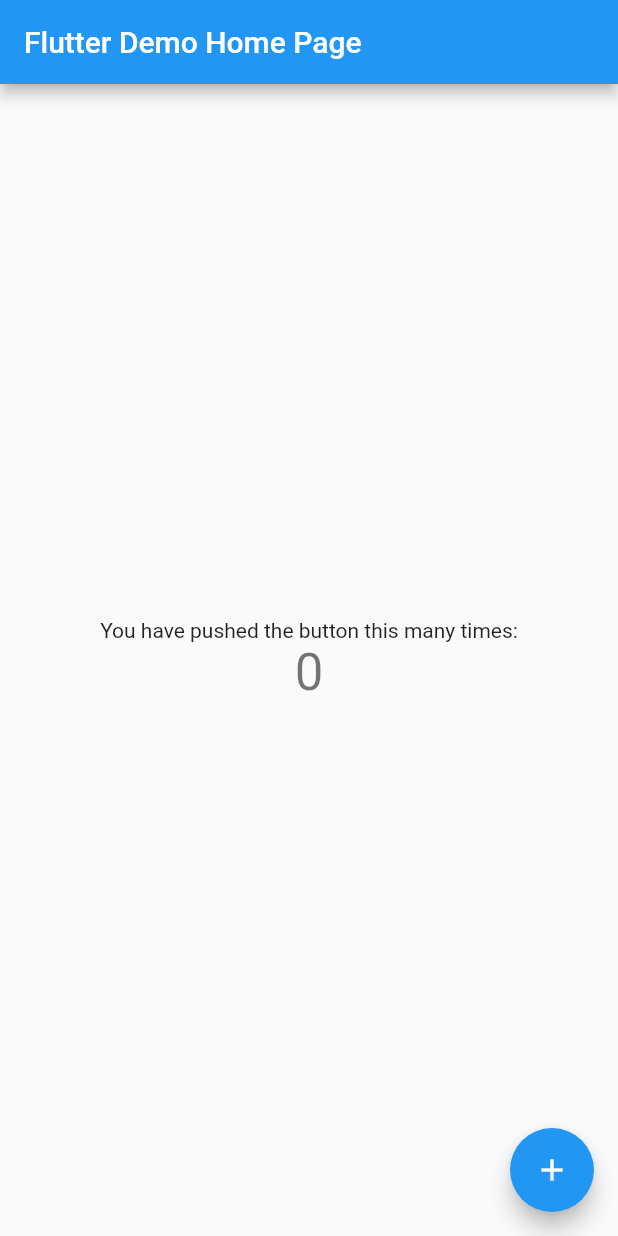
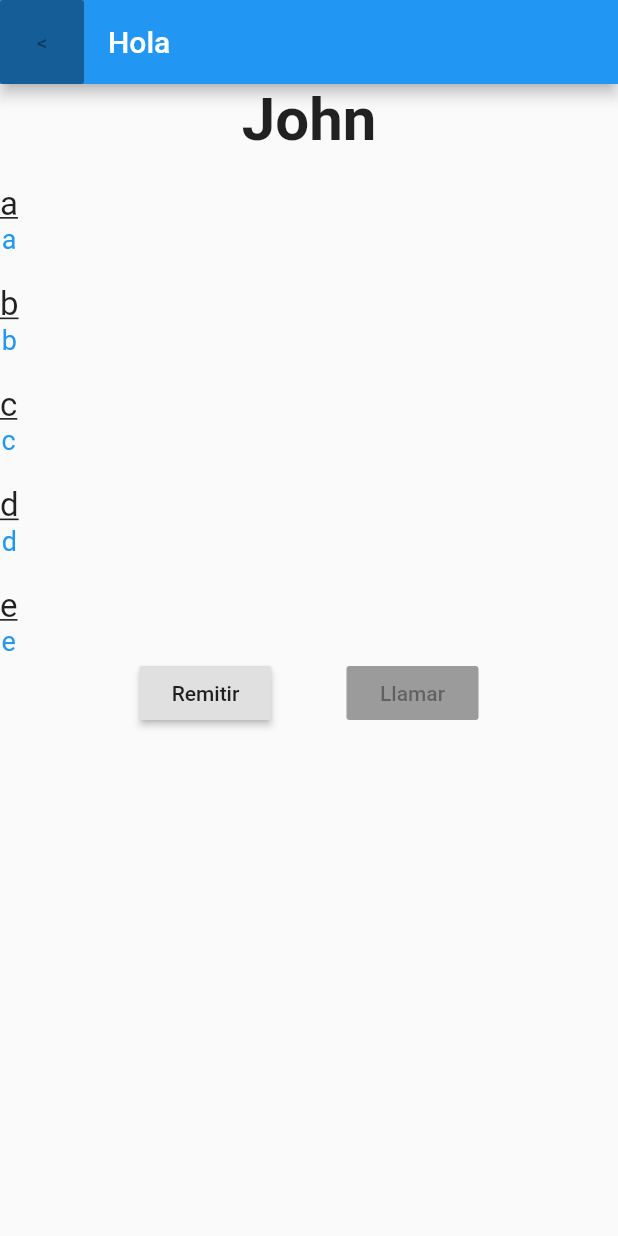
Before and after one commit to luisalejope/MediCorona, a Flutter app: the screen it shows after launch, on a phone screen of 412 x 824 dp. Run offline on Flutter 3.47's test engine with Material 2 defaults, Android fonts, the light colour scheme and no system bars.

Commit message:
crear nuevo

```diff
--- /dev/null
+++ b/my_medico/lib/PerfilEquipo/PerfilEquipo.dart
@@ -0,0 +1,50 @@
+import 'package:flutter/material.dart';
+import 'package:my_medico/PerfilEquipo/InformacionPerfilEquipo.dart';
+import 'package:my_medico/PerfilEspecialistaAgregar/CeldaInformacion.dart';
+
+class PerfilEquipo extends StatefulWidget {
+  PerfilEquipoState createState() => PerfilEquipoState();
+}
+
+class PerfilEquipoState extends State<PerfilEquipo> {
+  String nombre = "pablo";
+  CeldaInformacion celdaInformacion1 = new CeldaInformacion("a", "a");
+  CeldaInformacion celdaInformacion2 = new CeldaInformacion("b", "b");
+  CeldaInformacion celdaInformacion3 = new CeldaInformacion("c", "c");
+  CeldaInformacion celdaInformacion4 = new CeldaInformacion("d", "d");
+  CeldaInformacion celdaInformacion5 = new CeldaInformacion("e", "e");
+  String title = "Hola";
+
+  createState() {}
+
+  @override
+  Widget build(BuildContext context) {
+    return MaterialApp(
+        home: Scaffold(
+            appBar: AppBar(
+              leading: RaisedButton(
+                onPressed: null,
+                child: Text("<", textAlign: TextAlign.center),
+              ),
+              title: Text(title),
+            ),
+            body: Column(
+              crossAxisAlignment: CrossAxisAlignment.start,
+              children: <Widget>[
+                InformacionPerfilEquipo(
+                    nombre,
+                    celdaInformacion1,
+                    celdaInformacion2,
+                    celdaInformacion3,
+                    celdaInformacion4,
+                    celdaInformacion5),
+                Center(
+                  child: RaisedButton(
+                    onPressed: null,
+                    child: Text("Llamar"),
+                  ),
+                ),
+              ],
+            )));
+  }
+}
--- /dev/null
+++ b/my_medico/lib/PerfilEspecialistaAgregar/CeldaInformacion.dart
@@ -0,0 +1,24 @@
+import 'package:flutter/material.dart';
+
+class CeldaInformacion extends StatelessWidget {
+  final String title;
+  final String info;
+
+  CeldaInformacion(this.title, this.info);
+
+  @override
+  Widget build(BuildContext context) {
+    return Column(
+      children: <Widget>[
+        Text(
+          title,
+          textAlign: TextAlign.left,
+          style: TextStyle(decoration: TextDecoration.underline, fontSize: 22),
+        ),
+        Text(info,
+            textAlign: TextAlign.left,
+            style: TextStyle(color: Colors.blue, fontSize: 18)),
+      ],
+    );
+  }
+}
--- /dev/null
+++ b/my_medico/lib/PerfilEspecialistaAgregar/PerfilEspecialistaAgregar.dart
@@ -0,0 +1,46 @@
+import 'package:flutter/material.dart';
+import 'package:my_medico/PerfilEspecialistaAgregar/CeldaInformacion.dart';
+import './InformacionPE.dart';
+
+class PerfilEspecialistaAgregar extends StatefulWidget {
+  PerfilEspecialistaAgregarState createState() =>
+      PerfilEspecialistaAgregarState();
+}
+
+class PerfilEspecialistaAgregarState extends State<PerfilEspecialistaAgregar> {
+  String nombre = "Pedro";
+  CeldaInformacion celdaInformacion1 = new CeldaInformacion("a", "a");
+  CeldaInformacion celdaInformacion2 = new CeldaInformacion("b", "b");
+  CeldaInformacion celdaInformacion3 = new CeldaInformacion("c", "c");
+  CeldaInformacion celdaInformacion4 = new CeldaInformacion("d", "d");
+  CeldaInformacion celdaInformacion5 = new CeldaInformacion("e", "e");
+  String title = "Hola";
+
+  createState() {}
+
+  @override
+  Widget build(BuildContext context) {
+    return MaterialApp(
+        home: Scaffold(
+            appBar: AppBar(
+              leading: RaisedButton(
+                onPressed: null,
+                child: Text("<", textAlign: TextAlign.center),
+              ),
+              title: Text(title),
+            ),
+            body: Column(
+              crossAxisAlignment: CrossAxisAlignment.start,
+              children: <Widget>[
+                InformacionPE(nombre, celdaInformacion1, celdaInformacion2,
+                    celdaInformacion3, celdaInformacion4, celdaInformacion5),
+                Center(
+                  child: RaisedButton(
+                    onPressed: null,
+                    child: Text("Agregar"),
+                  ),
+                ),
+              ],
+            )));
+  }
+}
--- /dev/null
+++ b/my_medico/lib/SeleccionarEspecialista/SeleccionarEspecialista.dart
@@ -0,0 +1,33 @@
+import 'package:flutter/material.dart';
+import './SelEspecialistaEquipo.dart';
+
+class SeleccionarEspecialista extends StatefulWidget {
+  SeleccionarEspecialistaState createState() => SeleccionarEspecialistaState();
+}
+
+class SeleccionarEspecialistaState extends State<SeleccionarEspecialista> {
+  String title = "hola";
+  String name = "pedro";
+
+  createState() {}
+
+  @override
+  Widget build(BuildContext context) {
+    return MaterialApp(
+        home: Scaffold(
+            appBar: AppBar(
+              leading: RaisedButton(
+                onPressed: () {
+                  Navigator.pop(context);
+                },
+                child: Text("<", textAlign: TextAlign.center),
+              ),
+              title: Text(title),
+            ),
+            body: ListView(
+              children: <Widget>[
+                SelEspecialistaEquipo(name),
+              ],
+            )));
+  }
+}
--- /dev/null
+++ b/my_medico/lib/Solicitud/InformacionSolicitud.dart
@@ -0,0 +1,45 @@
+import 'package:flutter/material.dart';
+import 'package:my_medico/PerfilEspecialistaAgregar/CeldaInformacion.dart';
+
+class InformacionSolicitud extends StatelessWidget {
+  final String nombre;
+  final CeldaInformacion celdaInformacion1;
+  final CeldaInformacion celdaInformacion2;
+  final CeldaInformacion celdaInformacion3;
+  final CeldaInformacion celdaInformacion4;
+  final CeldaInformacion celdaInformacion5;
+
+  InformacionSolicitud(
+      this.nombre,
+      this.celdaInformacion1,
+      this.celdaInformacion2,
+      this.celdaInformacion3,
+      this.celdaInformacion4,
+      this.celdaInformacion5);
+
+  @override
+  Widget build(BuildContext context) {
+    return Column(
+      crossAxisAlignment: CrossAxisAlignment.start,
+      children: <Widget>[
+        Center(
+          child: Text(
+            nombre,
+            textAlign: TextAlign.center,
+            style: TextStyle(fontWeight: FontWeight.bold, fontSize: 40),
+          ),
+        ),
+        SizedBox(height: 20),
+        CeldaInformacion(celdaInformacion1.title, celdaInformacion1.info),
+        SizedBox(height: 20),
+        CeldaInformacion(celdaInformacion2.title, celdaInformacion2.info),
+        SizedBox(height: 20),
+        CeldaInformacion(celdaInformacion3.title, celdaInformacion3.info),
+        SizedBox(height: 20),
+        CeldaInformacion(celdaInformacion4.title, celdaInformacion4.info),
+        SizedBox(height: 20),
+        CeldaInformacion(celdaInformacion5.title, celdaInformacion5.info),
+      ],
+    );
+  }
+}
--- /dev/null
+++ b/my_medico/lib/Solicitud/Solicitud.dart
@@ -0,0 +1,46 @@
+import 'package:flutter/material.dart';
+import './InformacionSolicitud.dart';
+import './SolicitudButtons.dart';
+import 'package:my_medico/PerfilEspecialistaAgregar/CeldaInformacion.dart';
+
+class Solicitud extends StatefulWidget {
+  SolicitudState createState() => SolicitudState();
+}
+
+class SolicitudState extends State<Solicitud> {
+  String nombre = "John";
+  CeldaInformacion celdaInformacion1 = new CeldaInformacion("a", "a");
+  CeldaInformacion celdaInformacion2 = new CeldaInformacion("b", "b");
+  CeldaInformacion celdaInformacion3 = new CeldaInformacion("c", "c");
+  CeldaInformacion celdaInformacion4 = new CeldaInformacion("d", "d");
+  CeldaInformacion celdaInformacion5 = new CeldaInformacion("e", "e");
+  String title = "Hola";
+
+  createState() {}
+
+  @override
+  Widget build(BuildContext context) {
+    return MaterialApp(
+        home: Scaffold(
+            appBar: AppBar(
+              leading: RaisedButton(
+                onPressed: null,
+                child: Text("<", textAlign: TextAlign.center),
+              ),
+              title: Text(title),
+            ),
+            body: Column(
+              crossAxisAlignment: CrossAxisAlignment.start,
+              children: <Widget>[
+                InformacionSolicitud(
+                    nombre,
+                    celdaInformacion1,
+                    celdaInformacion2,
+                    celdaInformacion3,
+                    celdaInformacion4,
+                    celdaInformacion5),
+                SolicitudButtons()
+              ],
+            )));
+  }
+}
--- /dev/null
+++ b/my_medico/lib/Solicitud/SolicitudButtons.dart
@@ -0,0 +1,28 @@
+import 'package:flutter/material.dart';
+import 'package:my_medico/SeleccionarEspecialista/SeleccionarEspecialista.dart';
+
+class SolicitudButtons extends StatelessWidget {
+  @override
+  Widget build(BuildContext context) {
+    return Row(
+      mainAxisAlignment: MainAxisAlignment.center,
+      children: <Widget>[
+        RaisedButton(
+          onPressed: () {
+            Navigator.push(
+              context,
+              MaterialPageRoute(
+                  builder: (context) => SeleccionarEspecialista()),
+            );
+          },
+          child: Text("Remitir"),
+        ),
+        SizedBox(width: 50),
+        RaisedButton(
+          onPressed: null,
+          child: Text("Llamar"),
+        ),
+      ],
+    );
+  }
+}
--- a/my_medico/lib/main.dart
+++ b/my_medico/lib/main.dart
@@ -1,117 +1,9 @@
 import 'package:flutter/material.dart';
+import "PerfilEspecialistaAgregar/PerfilEspecialistaAgregar.dart";
+import 'Solicitud/Solicitud.dart';
+import 'PerfilEquipo/PerfilEquipo.dart';
+import 'SeleccionarEspecialista/SelEspecialistaEquipo.dart';
 
 void main() {
-  runApp(MyApp());
+  runApp(Solicitud());
 }
-
-class MyApp extends StatelessWidget {
-  // This widget is the root of your application.
-  @override
-  Widget build(BuildContext context) {
-    return MaterialApp(
-      title: 'Flutter Demo',
-      theme: ThemeData(
-        // This is the theme of your application.
-        //
-        // Try running your application with "flutter run". You'll see the
-        // application has a blue toolbar. Then, without quitting the app, try
-        // changing the primarySwatch below to Colors.green and then invoke
-        // "hot reload" (press "r" in the console where you ran "flutter run",
-        // or simply save your changes to "hot reload" in a Flutter IDE).
-        // Notice that the counter didn't reset back to zero; the application
-        // is not restarted.
-        primarySwatch: Colors.blue,
-        // This makes the visual density adapt to the platform that you run
-        // the app on. For desktop platforms, the controls will be smaller and
-        // closer together (more dense) than on mobile platforms.
-        visualDensity: VisualDensity.adaptivePlatformDensity,
-      ),
-      home: MyHomePage(title: 'Flutter Demo Home Page'),
-    );
-  }
-}
-
-class MyHomePage extends StatefulWidget {
-  MyHomePage({Key key, this.title}) : super(key: key);
-
-  // This widget is the home page of your application. It is stateful, meaning
-  // that it has a State object (defined below) that contains fields that affect
-  // how it looks.
-
-  // This class is the configuration for the state. It holds the values (in this
-  // case the title) provided by the parent (in this case the App widget) and
-  // used by the build method of the State. Fields in a Widget subclass are
-  // always marked "final".
-
-  final String title;
-
-  @override
-  _MyHomePageState createState() => _MyHomePageState();
-}
-
-class _MyHomePageState extends State<MyHomePage> {
-  int _counter = 0;
-
-  void _incrementCounter() {
-    setState(() {
-      // This call to setState tells the Flutter framework that something has
-      // changed in this State, which causes it to rerun the build method below
-      // so that the display can reflect the updated values. If we changed
-      // _counter without calling setState(), then the build method would not be
-      // called again, and so nothing would appear to happen.
-      _counter++;
-    });
-  }
-
-  @override
-  Widget build(BuildContext context) {
-    // This method is rerun every time setState is called, for instance as done
-    // by the _incrementCounter method above.
-    //
-    // The Flutter framework has been optimized to make rerunning build methods
-    // fast, so that you can just rebuild anything that needs updating rather
-    // than having to individually change instances of widgets.
-    return Scaffold(
-      appBar: AppBar(
-        // Here we take the value from the MyHomePage object that was created by
-        // the App.build method, and use it to set our appbar title.
-        title: Text(widget.title),
-      ),
-      body: Center(
-        // Center is a layout widget. It takes a single child and positions it
-        // in the middle of the parent.
-        child: Column(
-          // Column is also a layout widget. It takes a list of children and
-          // arranges them vertically. By default, it sizes itself to fit its
-          // children horizontally, and tries to be as tall as its parent.
-          //
-          // Invoke "debug painting" (press "p" in the console, choose the
-          // "Toggle Debug Paint" action from the Flutter Inspector in Android
-          // Studio, or the "Toggle Debug Paint" command in Visual Studio Code)
-          // to see the wireframe for each widget.
-          //
-          // Column has various properties to control how it sizes itself and
-          // how it positions its children. Here we use mainAxisAlignment to
-          // center the children vertically; the main axis here is the vertical
-          // axis because Columns are vertical (the cross axis would be
-          // horizontal).
-          mainAxisAlignment: MainAxisAlignment.center,
-          children: <Widget>[
-            Text(
-              'You have pushed the button this many times:',
-            ),
-            Text(
-              '$_counter',
-              style: Theme.of(context).textTheme.headline4,
-            ),
-          ],
-        ),
-      ),
-      floatingActionButton: FloatingActionButton(
-        onPressed: _incrementCounter,
-        tooltip: 'Increment',
-        child: Icon(Icons.add),
-      ), // This trailing comma makes auto-formatting nicer for build methods.
-    );
-  }
-}
```
Also changed, not shown: my_medico/lib/PerfilEquipo/InformacionPerfilEquipo.dart (added, +46 -0 lines), my_medico/lib/PerfilEspecialistaAgregar/InformacionPE.dart (added, +40 -0 lines), my_medico/lib/SeleccionarEspecialista/IntegranteEquipo.dart (added, +21 -0 lines), my_medico/lib/SeleccionarEspecialista/SelEspecialistaEquipo.dart (added, +15 -0 lines).
